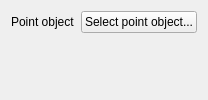
AstoCAD/FreeCAD, file src/Mod/Part/Gui/PatternPointParametersWidget.ui: the form before one commit.
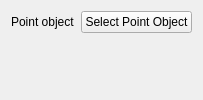
The form after the commit.

Diff of the .ui file:
```diff
--- a/src/Mod/Part/Gui/PatternPointParametersWidget.ui
+++ b/src/Mod/Part/Gui/PatternPointParametersWidget.ui
@@ -11,7 +11,7 @@
    </item>
    <item row="0" column="1">
     <widget class="QPushButton" name="pointObjectButton">
-     <property name="text"><string>Select point object...</string></property>
+     <property name="text"><string>Select Point Object</string></property>
     </widget>
    </item>
   </layout>
```
